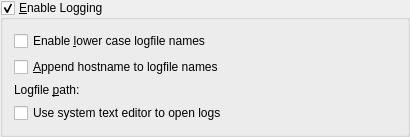
Old version of the form src/config/log_config.ui in the repository KDE/konversation.
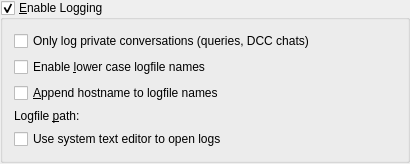
New version of the form. Custom widgets are drawn as their Qt base class.

Commit message:
Add an option to restrict logging to private conversations.
BUG:297074

```diff
--- a/src/config/log_config.ui
+++ b/src/config/log_config.ui
@@ -4,13 +4,13 @@
 the Free Software Foundation; either version 2 of the License, or
 (at your option) any later version.</comment>
  <class>Log_Config</class>
- <widget class="QWidget" name="Log_Config" >
-  <property name="geometry" >
+ <widget class="QWidget" name="Log_Config">
+  <property name="geometry">
    <rect>
     <x>0</x>
     <y>0</y>
     <width>410</width>
-    <height>130</height>
+    <height>164</height>
    </rect>
   </property>
   <layout class="QGridLayout" >
@@ -25,24 +25,24 @@
      <property name="checkable" >
       <bool>true</bool>
      </property>
-     <layout class="QGridLayout" >
-      <item row="0" column="0" colspan="2" >
-       <widget class="QCheckBox" name="kcfg_LowerLog" >
-        <property name="text" >
+     <layout class="QGridLayout">
+      <item row="1" column="0" colspan="2">
+       <widget class="QCheckBox" name="kcfg_LowerLog">
+        <property name="text">
          <string>Enable &amp;lower case logfile names</string>
         </property>
        </widget>
       </item>
-      <item row="1" column="0" colspan="2" >
-       <widget class="QCheckBox" name="kcfg_AddHostnameToLog" >
-        <property name="text" >
+      <item row="2" column="0" colspan="2">
+       <widget class="QCheckBox" name="kcfg_AddHostnameToLog">
+        <property name="text">
          <string>&amp;Append hostname to logfile names</string>
         </property>
        </widget>
       </item>
-      <item row="3" column="0" >
-       <widget class="QLabel" name="textLabel1" >
-        <property name="text" >
+      <item row="4" column="0">
+       <widget class="QLabel" name="textLabel1">
+        <property name="text">
          <string>Logfile &amp;path:</string>
         </property>
         <property name="wordWrap" >
@@ -53,23 +53,30 @@
         </property>
        </widget>
       </item>
-      <item row="3" column="1" >
-       <widget class="KUrlRequester" name="kcfg_LogfilePath" >
-        <property name="sizePolicy" >
-         <sizepolicy vsizetype="Preferred" hsizetype="Expanding" >
+      <item row="4" column="1">
+       <widget class="KUrlRequester" name="kcfg_LogfilePath">
+        <property name="sizePolicy">
+         <sizepolicy hsizetype="Expanding" vsizetype="Preferred">
           <horstretch>0</horstretch>
           <verstretch>0</verstretch>
          </sizepolicy>
         </property>
        </widget>
       </item>
-      <item row ="4" column="0">
-       <widget class="QCheckBox" name="kcfg_UseExternalLogViewer" >
+      <item row="5" column="0">
+       <widget class="QCheckBox" name="kcfg_UseExternalLogViewer">
         <property name="text">
          <string>Use system text editor to open logs</string>
         </property>
        </widget>
       </item>
+      <item row="0" column="0">
+       <widget class="QCheckBox" name="kcfg_PrivateOnly">
+        <property name="text">
+         <string>Only log private conversations (queries, DCC chats)</string>
+        </property>
+       </widget>
+      </item>
      </layout>
     </widget>
    </item>
@@ -91,8 +98,8 @@
    </item>
   </layout>
  </widget>
- <layoutdefault spacing="6" margin="11" />
- <layoutfunction spacing="KDialog::spacingHint" margin="KDialog::marginHint" />
+ <layoutdefault spacing="6" margin="11"/>
+ <layoutfunction spacing="KDialog::spacingHint" margin="KDialog::marginHint"/>
  <customwidgets>
   <customwidget>
    <class>KUrlRequester</class>
```
Left out of the diff: 37 changed lines with no effect on the pictures. The commit also changes 3 other files.
